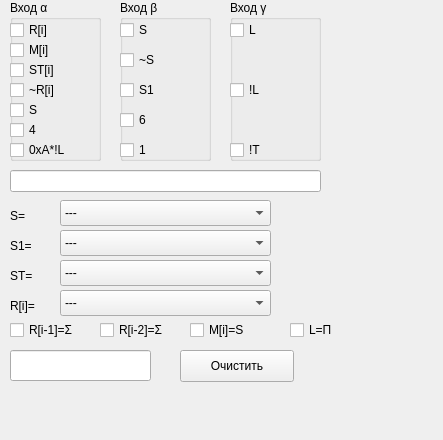
Old version of the form ucommander/mainwindow.ui in the repository BigEd/emu145.
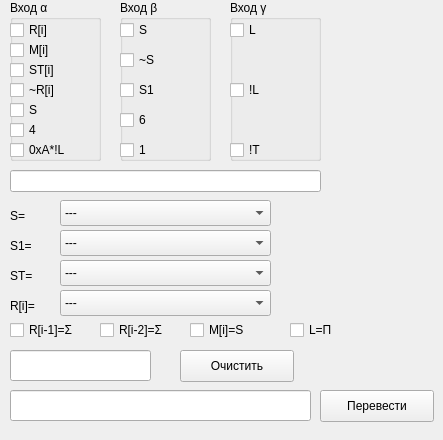
New version of the form.

What changed in the file:
```diff
--- a/ucommander/mainwindow.ui
+++ b/ucommander/mainwindow.ui
@@ -525,6 +525,29 @@
      <string>Очистить</string>
     </property>
    </widget>
+   <widget class="QLineEdit" name="opcodeIn">
+    <property name="geometry">
+     <rect>
+      <x>10</x>
+      <y>390</y>
+      <width>301</width>
+      <height>31</height>
+     </rect>
+    </property>
+   </widget>
+   <widget class="QPushButton" name="convBtn">
+    <property name="geometry">
+     <rect>
+      <x>320</x>
+      <y>390</y>
+      <width>114</width>
+      <height>32</height>
+     </rect>
+    </property>
+    <property name="text">
+     <string>Перевести</string>
+    </property>
+   </widget>
   </widget>
  </widget>
  <layoutdefault spacing="6" margin="11"/>
```
